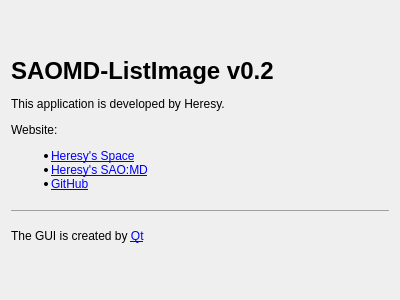
Old version of the form QAbout.ui in the repository KHeresy/SAOMD-ListImage.
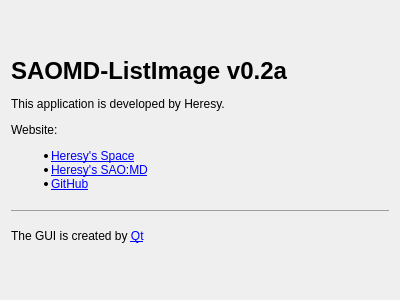
New version of the form.

Commit message: Fix detection, witch cause character missing #2

Patch:
```diff
--- a/QAbout.ui
+++ b/QAbout.ui
@@ -29,7 +29,7 @@
    <item>
     <widget class="QLabel" name="label">
      <property name="text">
-      <string>&lt;html&gt;&lt;head/&gt;&lt;body&gt;&lt;h1 style=&quot; margin-top:18px; margin-bottom:12px; margin-left:0px; margin-right:0px; -qt-block-indent:0; text-indent:0px;&quot;&gt;&lt;span style=&quot; font-size:xx-large; font-weight:700;&quot;&gt;SAOMD-ListImage v0.2&lt;/span&gt;&lt;/h1&gt;&lt;p&gt;This application is developed by Heresy. &lt;/p&gt;&lt;p&gt;Website:&lt;/p&gt;&lt;ul style=&quot;margin-top: 0px; margin-bottom: 0px; margin-left: 0px; margin-right: 0px; -qt-list-indent: 1;&quot;&gt;&lt;li style=&quot; margin-top:12px; margin-bottom:0px; margin-left:0px; margin-right:0px; -qt-block-indent:0; text-indent:0px;&quot;&gt;&lt;a href=&quot;https://kheresy.wordpress.com/&quot;&gt;&lt;span style=&quot; text-decoration: underline; color:#0000ff;&quot;&gt;Heresy's Space&lt;/span&gt;&lt;/a&gt;&lt;/li&gt;&lt;li style=&quot; margin-top:0px; margin-bottom:0px; margin-left:0px; margin-right:0px; -qt-block-indent:0; text-indent:0px;&quot;&gt;&lt;a href=&quot;https://ksaomd.wordpress.com/&quot;&gt;&lt;span style=&quot; text-decoration: underline; color:#0000ff;&quot;&gt;Heresy's SAO:MD&lt;/span&gt;&lt;/a&gt;&lt;/li&gt;&lt;li style=&quot; margin-top:0px; margin-bottom:12px; margin-left:0px; margin-right:0px; -qt-block-indent:0; text-indent:0px;&quot;&gt;&lt;a href=&quot;https://github.com/KHeresy/SAOMD-ListImage&quot;&gt;&lt;span style=&quot; text-decoration: underline; color:#0000ff;&quot;&gt;GitHub&lt;/span&gt;&lt;/a&gt;&lt;/li&gt;&lt;/ul&gt;&lt;hr/&gt;&lt;p&gt;The GUI is created by &lt;a href=&quot;https://www.qt.io/&quot;&gt;&lt;span style=&quot; text-decoration: underline; color:#0000ff;&quot;&gt;Qt&lt;/span&gt;&lt;/a&gt;&lt;/p&gt;&lt;/body&gt;&lt;/html&gt;</string>
+      <string>&lt;html&gt;&lt;head/&gt;&lt;body&gt;&lt;h1 style=&quot; margin-top:18px; margin-bottom:12px; margin-left:0px; margin-right:0px; -qt-block-indent:0; text-indent:0px;&quot;&gt;&lt;span style=&quot; font-size:xx-large; font-weight:700;&quot;&gt;SAOMD-ListImage v0.2a&lt;/span&gt;&lt;/h1&gt;&lt;p&gt;This application is developed by Heresy. &lt;/p&gt;&lt;p&gt;Website:&lt;/p&gt;&lt;ul style=&quot;margin-top: 0px; margin-bottom: 0px; margin-left: 0px; margin-right: 0px; -qt-list-indent: 1;&quot;&gt;&lt;li style=&quot; margin-top:12px; margin-bottom:0px; margin-left:0px; margin-right:0px; -qt-block-indent:0; text-indent:0px;&quot;&gt;&lt;a href=&quot;https://kheresy.wordpress.com/&quot;&gt;&lt;span style=&quot; text-decoration: underline; color:#0000ff;&quot;&gt;Heresy's Space&lt;/span&gt;&lt;/a&gt;&lt;/li&gt;&lt;li style=&quot; margin-top:0px; margin-bottom:0px; margin-left:0px; margin-right:0px; -qt-block-indent:0; text-indent:0px;&quot;&gt;&lt;a href=&quot;https://ksaomd.wordpress.com/&quot;&gt;&lt;span style=&quot; text-decoration: underline; color:#0000ff;&quot;&gt;Heresy's SAO:MD&lt;/span&gt;&lt;/a&gt;&lt;/li&gt;&lt;li style=&quot; margin-top:0px; margin-bottom:12px; margin-left:0px; margin-right:0px; -qt-block-indent:0; text-indent:0px;&quot;&gt;&lt;a href=&quot;https://github.com/KHeresy/SAOMD-ListImage&quot;&gt;&lt;span style=&quot; text-decoration: underline; color:#0000ff;&quot;&gt;GitHub&lt;/span&gt;&lt;/a&gt;&lt;/li&gt;&lt;/ul&gt;&lt;hr/&gt;&lt;p&gt;The GUI is created by &lt;a href=&quot;https://www.qt.io/&quot;&gt;&lt;span style=&quot; text-decoration: underline; color:#0000ff;&quot;&gt;Qt&lt;/span&gt;&lt;/a&gt;&lt;/p&gt;&lt;/body&gt;&lt;/html&gt;</string>
      </property>
      <property name="textFormat">
       <enum>Qt::MarkdownText</enum>
```
The commit also changes 1 other file.
